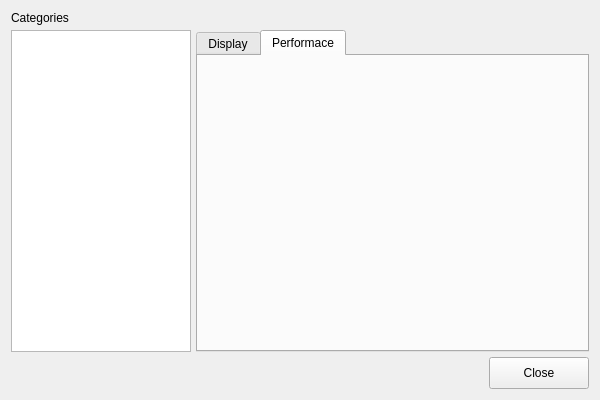
Above: ui/Preferences.ui from skhaz/neutron3d before the change. Below: the same form after it.
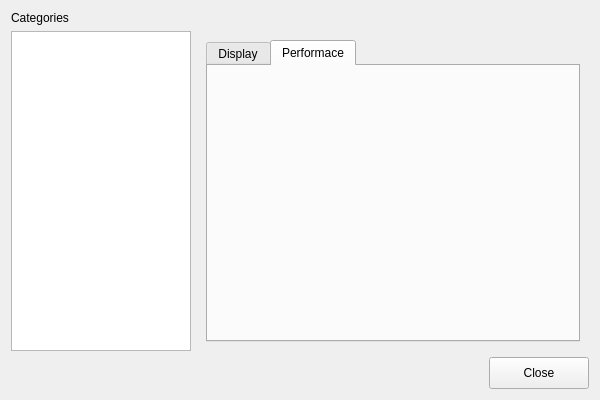
That is the form after the change.

What changed in the file:
```diff
--- a/ui/Preferences.ui
+++ b/ui/Preferences.ui
@@ -19,9 +19,6 @@
    <string>Preferences</string>
   </property>
   <layout class="QGridLayout" name="gridLayout" >
-   <property name="spacing" >
-    <number>5</number>
-   </property>
    <item row="0" column="0" colspan="2" >
     <widget class="QLabel" name="lbl_categories" >
      <property name="text" >
@@ -52,6 +49,13 @@
     </widget>
    </item>
    <item row="1" column="1" colspan="2" >
+    <widget class="QStackedWidget" name="stackedWidget" >
+     <property name="currentIndex" >
+      <number>0</number>
+     </property>
+     <widget class="QWidget" name="page" >
+      <layout class="QGridLayout" name="gridLayout_2" >
+       <item row="0" column="0" >
     <widget class="QTabWidget" name="tab_details" >
      <property name="currentIndex" >
       <number>1</number>
@@ -66,6 +70,11 @@
        <string>Performace</string>
       </attribute>
      </widget>
+        </widget>
+       </item>
+      </layout>
+     </widget>
+     <widget class="QWidget" name="page_2" />
     </widget>
    </item>
    <item row="2" column="0" colspan="2" >
```
Lines whose indentation alone changed are shown as unchanged.
